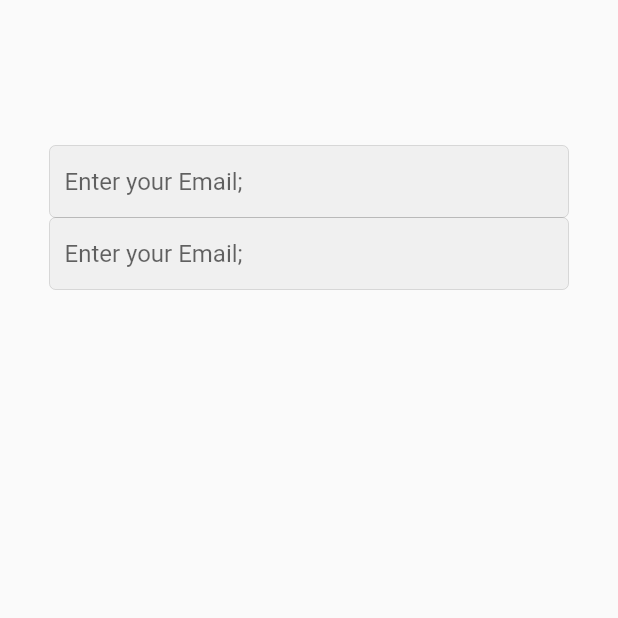
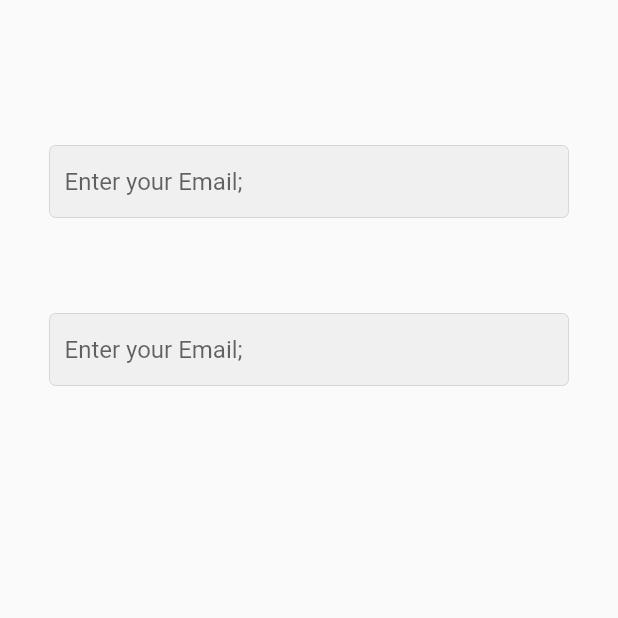
Before and after one commit to Ayat24/flower_app, a Flutter app: the screen it shows after launch, on a phone screen of 412 x 824 dp, the top half of it. Run offline on Flutter 3.47's test engine with Material 2 defaults, Android fonts, the phone set to English and light mode, and no system bars; missing offline and left inert: dart:html.

Commit message:
add sized box

```diff
--- a/lib/pages/login.dart
+++ b/lib/pages/login.dart
@@ -34,6 +34,9 @@ class login extends StatelessWidget {
                   contentPadding: const EdgeInsets.all(10),
                 ),
               ),
+              const SizedBox(
+                height: 64,
+              ),
               TextField(
                 keyboardType: TextInputType.text,
                 obscureText: false,
```
